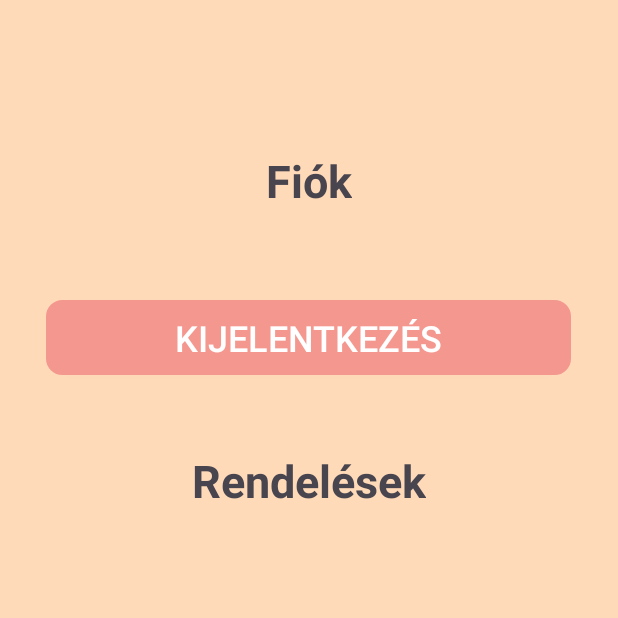
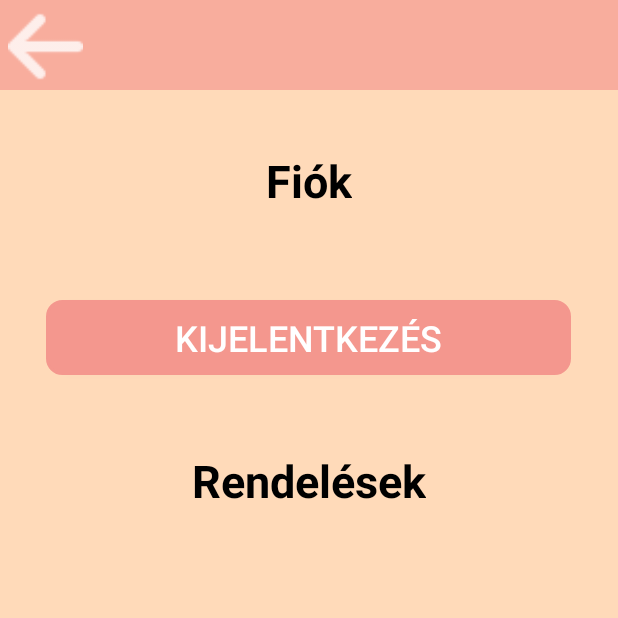
Before and after one commit to GrGadam/MukoromWebshop, an Android app: the ProfileActivity screen opened directly, with no data from a screen before it, on a phone screen of 412 x 824 dp, the top half of it. Run offline under Robolectric (Android 15) with nearby library versions, the phone set to English and light mode, and no system bars; our stand-ins replace Firebase (no records; nobody signed in at launch, a user with empty details on screens opened directly).

Commit message:
small fixes

```diff
--- a/app/src/main/java/io/github/grgadam/mukoromwebshop/ProfileActivity.java
+++ b/app/src/main/java/io/github/grgadam/mukoromwebshop/ProfileActivity.java
@@ -5,6 +5,8 @@ import android.content.Intent;
 import android.os.Bundle;
 import android.view.View;
 import android.view.WindowManager;
+import android.widget.ImageView;
+import android.widget.RelativeLayout;
 import android.widget.TextView;
 
 import androidx.annotation.Nullable;
@@ -15,8 +17,10 @@ import com.google.firebase.auth.FirebaseUser;
 
 public class ProfileActivity  extends Activity {
     private FirebaseAuth mAuth;
+    private ImageView backImageView;
     private TextView profileEmailTextView;
     private AppCompatButton logoutButton;
+    private RelativeLayout rendelesRelativeLayout;
 
     @Override
     protected void onCreate(@Nullable Bundle savedInstanceState) {
@@ -28,15 +32,21 @@ public class ProfileActivity  extends Activity {
         //ertesites sav hatter beallit
         getWindow().addFlags(WindowManager.LayoutParams.FLAG_DRAWS_SYSTEM_BAR_BACKGROUNDS);
         getWindow().clearFlags(WindowManager.LayoutParams.FLAG_TRANSLUCENT_STATUS);
-        getWindow().setStatusBarColor(getColor(R.color.background));
+        getWindow().setStatusBarColor(getColor(R.color.pastel2));
 
         setContentView(R.layout.activity_profile);
+
+        //ImageViews
+        backImageView = findViewById(R.id.backImageView);
 
         //TextViews
         profileEmailTextView = findViewById(R.id.profileEmailTextView);
 
         //Buttons
         logoutButton = findViewById(R.id.logoutButton);
+
+        //RelativaLayouts
+        rendelesRelativeLayout = findViewById(R.id.rendelesRelativeLayout);
 
         //setting user email
         mAuth = FirebaseAuth.getInstance();
@@ -47,6 +57,7 @@ public class ProfileActivity  extends Activity {
 
         //Listeners
         logoutButton.setOnClickListener(this::logout);
+        backImageView.setOnClickListener(this::back);
     }
 
     @Override
@@ -65,4 +76,9 @@ public class ProfileActivity  extends Activity {
         startActivity(showShoppingIntent);
     }
 
+    public void back(View view) {
+        Intent showShoppingIntent = new Intent(this, ShoppingActivity.class);
+        startActivity(showShoppingIntent);
+    }
+
 }
--- a/app/src/main/res/layout/activity_profile.xml
+++ b/app/src/main/res/layout/activity_profile.xml
@@ -6,8 +6,24 @@
     android:fitsSystemWindows="true"
     >
 
+    <GridLayout
+        android:layout_width="fill_parent"
+        android:layout_height="60sp"
+        android:background="@color/pastel2">
+
+        <ImageView
+            android:id="@+id/backImageView"
+            android:src="@drawable/arrow_back"
+            android:layout_width="50sp"
+            android:layout_height="50sp"
+            android:layout_margin="5sp"
+            android:contentDescription="@string/profile" />
+
+    </GridLayout>
+
     <TextView
         android:text="@string/fiok"
+        android:textColor="@color/black"
         android:layout_centerHorizontal="true"
         android:layout_marginTop="100sp"
         android:textStyle="bold"
@@ -18,6 +34,7 @@
     <TextView
         android:id="@+id/profileEmailTextView"
         android:text=""
+        android:textColor="@color/black"
         android:layout_centerHorizontal="true"
         android:layout_marginTop="150sp"
         android:textSize="25sp"
@@ -39,6 +56,7 @@
 
     <TextView
         android:text="@string/rendelesek"
+        android:textColor="@color/black"
         android:layout_centerHorizontal="true"
         android:layout_marginTop="300sp"
         android:textStyle="bold"
@@ -46,4 +64,10 @@
         android:layout_width="wrap_content"
         android:layout_height="50sp" />
 
+    <RelativeLayout
+        android:id="@+id/rendelesRelativeLayout"
+        android:layout_width="match_parent"
+        android:layout_height="wrap_content"
+        android:layout_marginTop="380sp" />
+
 </RelativeLayout>
```
Also changed, not shown: app/src/main/res/drawable-hdpi/arrow_back.png (added), app/src/main/res/drawable-mdpi/arrow_back.png (added), app/src/main/res/drawable-xhdpi/arrow_back.png (added), app/src/main/res/drawable-xxhdpi/arrow_back.png (added), app/src/main/res/drawable-xxxhdpi/arrow_back.png (added).
